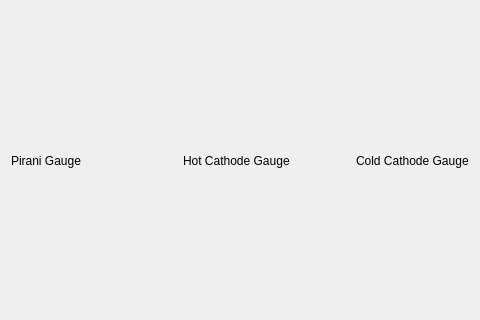
The window that examples/symbols.ui (pcdshub/pcdswidgets) describes before a commit, drawn with Qt 5; both pictures show x 0 to 480 and y 256 to 576 of the 878 by 742 pixel window.
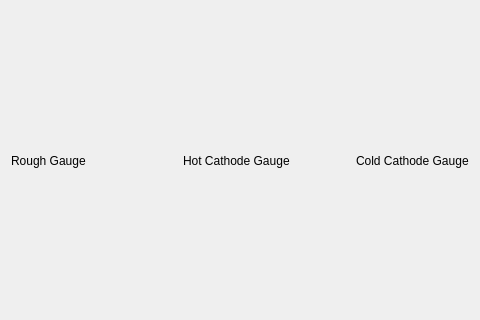
The same window after the commit. Custom widgets are drawn as their Qt base class.

Commit message: API: Rename PiraniGauge to RoughGauge

```diff
--- a/examples/symbols.ui
+++ b/examples/symbols.ui
@@ -219,7 +219,7 @@
      <item row="4" column="0">
       <widget class="QLabel" name="label_10">
        <property name="text">
-        <string>Pirani Gauge</string>
+        <string>Rough Gauge</string>
        </property>
       </widget>
      </item>
```
Left out of the diff: 4 changed lines with no effect on the pictures. The commit also changes 8 other files.
